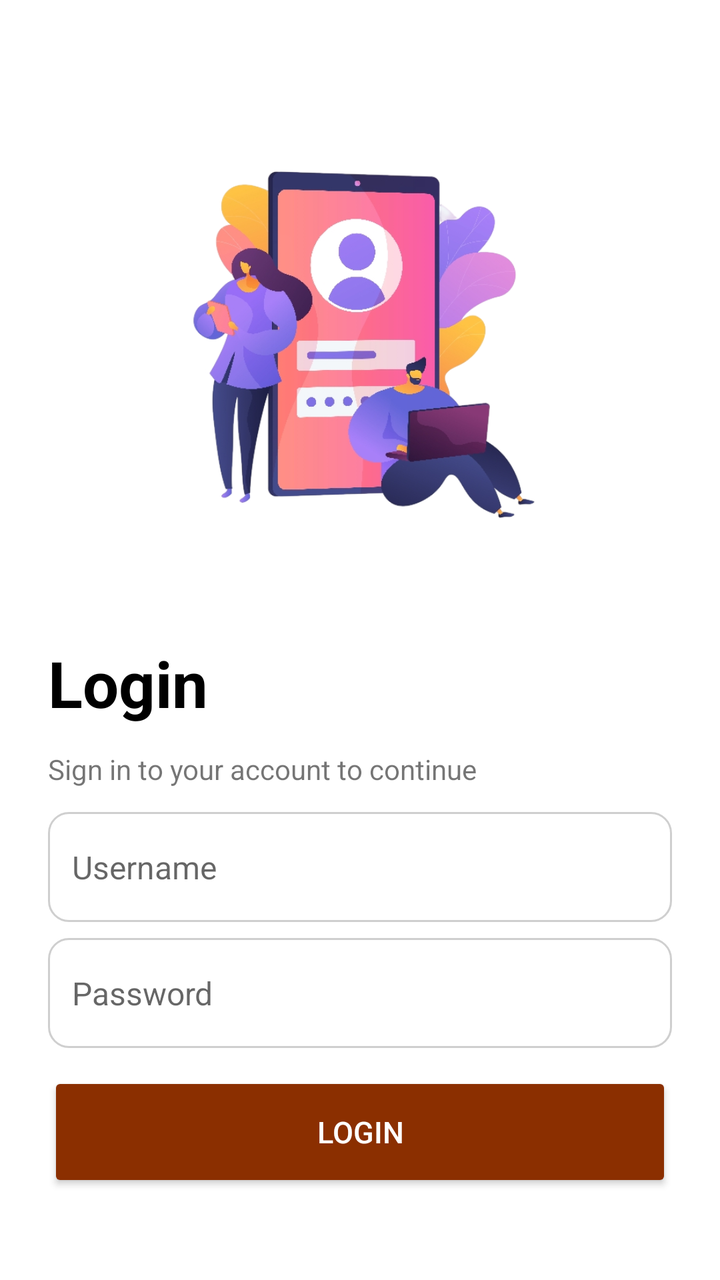
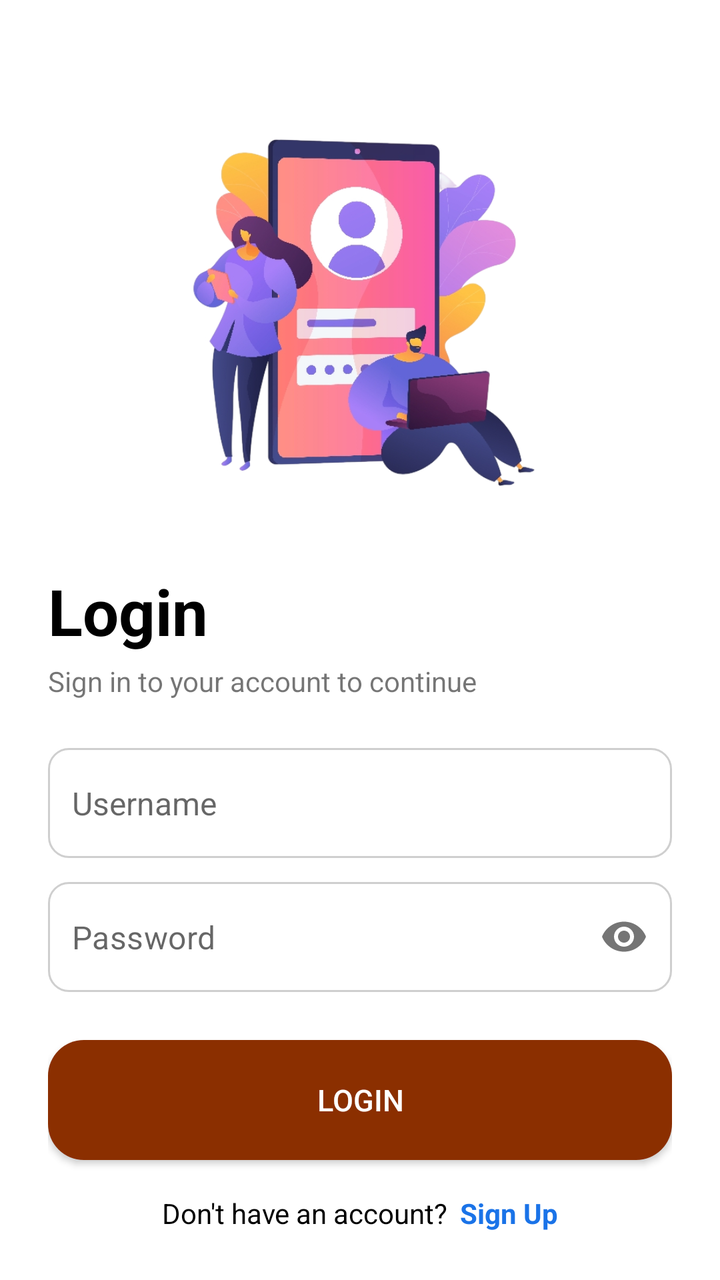

Compare the two renders of this Android layout. The source of the first and the diff that turns it into the second are given below.
<!-- AndroidManifest.xml: application theme Theme.Namatara -->
<!-- res/layout/activity_login.xml -->
<?xml version="1.0" encoding="utf-8"?>
<androidx.constraintlayout.widget.ConstraintLayout
    xmlns:android="http://schemas.android.com/apk/res/android"
    xmlns:app="http://schemas.android.com/apk/res-auto"
    android:layout_width="match_parent"
    android:layout_height="match_parent"
    android:padding="24dp">

    <ImageView
        android:id="@+id/imgLogin"
        android:layout_width="220dp"
        android:layout_height="220dp"
        android:src="@drawable/ic_login"
        android:contentDescription="illustration"
        app:layout_constraintTop_toTopOf="parent"
        app:layout_constraintStart_toStartOf="parent"
        app:layout_constraintEnd_toEndOf="parent"
        android:layout_marginTop="40dp" />

    <TextView
        android:id="@+id/txtTitle"
        android:layout_width="wrap_content"
        android:layout_height="wrap_content"
        android:layout_marginTop="36dp"
        android:textColor="@color/black"
        android:text="Login"
        android:textSize="32sp"
        android:textStyle="bold"
        app:layout_constraintEnd_toEndOf="parent"
        app:layout_constraintHorizontal_bias="0.0"
        app:layout_constraintStart_toStartOf="parent"
        app:layout_constraintTop_toBottomOf="@id/imgLogin" />

    <TextView
        android:id="@+id/txtSubtitle"
        android:layout_width="wrap_content"
        android:layout_height="wrap_content"
        android:layout_marginTop="12dp"
        android:text="Sign in to your account to continue"
        android:textSize="14sp"
        app:layout_constraintEnd_toEndOf="parent"
        app:layout_constraintHorizontal_bias="0.0"
        app:layout_constraintStart_toStartOf="parent"
        app:layout_constraintTop_toBottomOf="@id/txtTitle" />

    <EditText
        android:id="@+id/edtUsername"
        android:layout_width="0dp"
        android:layout_height="55dp"
        android:layout_marginTop="12dp"
        android:background="@drawable/bg_edittext"
        android:hint="Username"
        android:padding="12dp"
        android:textSize="16sp"
        app:layout_constraintEnd_toEndOf="parent"
        app:layout_constraintHorizontal_bias="0.0"
        app:layout_constraintStart_toStartOf="parent"
        app:layout_constraintTop_toBottomOf="@id/txtSubtitle" />

    <EditText
        android:id="@+id/edtPassword"
        android:layout_width="0dp"
        android:layout_height="55dp"
        android:layout_marginTop="8dp"
        android:background="@drawable/bg_edittext"
        android:hint="Password"
        android:inputType="textPassword"
        android:padding="12dp"
        android:textSize="16sp"
        app:layout_constraintEnd_toEndOf="parent"
        app:layout_constraintHorizontal_bias="0.0"
        app:layout_constraintStart_toStartOf="parent"
        app:layout_constraintTop_toBottomOf="@id/edtUsername" />

    <Button
        android:id="@+id/btnLogin"
        android:layout_width="0dp"
        android:layout_height="60dp"
        android:layout_marginTop="12dp"
        android:backgroundTint="#8B2F00"
        android:text="Login"
        android:textColor="@android:color/white"
        android:textSize="15sp"
        app:layout_constraintEnd_toEndOf="parent"
        app:layout_constraintHorizontal_bias="0.0"
        app:layout_constraintStart_toStartOf="parent"
        app:layout_constraintTop_toBottomOf="@id/edtPassword" />

    <TextView
        android:id="@+id/txtSignUp"
        android:layout_width="wrap_content"
        android:layout_height="wrap_content"
        android:text="Don't have an Account?  /Sign Up"
        android:textSize="14sp"
        android:layout_marginTop="24dp"
        app:layout_constraintTop_toBottomOf="@id/btnLogin"
        app:layout_constraintStart_toStartOf="parent"
        app:layout_constraintEnd_toEndOf="parent"/>

</androidx.constraintlayout.widget.ConstraintLayout>
<!-- resources referenced by this layout -->
<resources>
  <color name="black">#FF000000</color>
  <!-- drawable bg_edittext (drawable) -->
  <?xml version="1.0" encoding="utf-8"?>
  <shape xmlns:android="http://schemas.android.com/apk/res/android">
      <solid android:color="#FFFFFF"/>
      <stroke android:width="1dp" android:color="#CFCFCF"/>
      <corners android:radius="10dp"/>
      <padding
          android:left="12dp"
          android:top="12dp"
          android:right="12dp"
          android:bottom="12dp"/>
  </shape>
  <!-- drawable ic_login: png bitmap (drawable, 164703 bytes) -->
  <style name="Theme.Namatara" parent="Theme.MaterialComponents.DayNight.DarkActionBar">
          
          <item name="colorPrimary">@color/purple_500</item>
          <item name="colorPrimaryVariant">@color/purple_700</item>
          <item name="colorOnPrimary">@color/white</item>
          
          <item name="colorSecondary">@color/teal_200</item>
          <item name="colorSecondaryVariant">@color/teal_700</item>
          <item name="colorOnSecondary">@color/black</item>
          
          <item name="android:statusBarColor">?attr/colorPrimaryVariant</item>
          
      </style>
  <color name="purple_500">#FF6200EE</color>
  <color name="purple_700">#FF3700B3</color>
  <color name="white">#FFFFFFFF</color>
  <color name="teal_200">#FF03DAC5</color>
  <color name="teal_700">#FF018786</color>
</resources>

<!-- the commit's change to res/layout/activity_login.xml (unified diff, before → after) -->
@@ -2,6 +2,7 @@
 <androidx.constraintlayout.widget.ConstraintLayout
     xmlns:android="http://schemas.android.com/apk/res/android"
     xmlns:app="http://schemas.android.com/apk/res-auto"
+    xmlns:tools="http://schemas.android.com/tools"
     android:layout_width="match_parent"
     android:layout_height="match_parent"
     android:padding="24dp">
@@ -10,91 +11,118 @@
         android:id="@+id/imgLogin"
         android:layout_width="220dp"
         android:layout_height="220dp"
+        android:layout_marginTop="24dp"
         android:src="@drawable/ic_login"
-        android:contentDescription="illustration"
         app:layout_constraintTop_toTopOf="parent"
         app:layout_constraintStart_toStartOf="parent"
-        app:layout_constraintEnd_toEndOf="parent"
-        android:layout_marginTop="40dp" />
+        app:layout_constraintEnd_toEndOf="parent" />
 
     <TextView
         android:id="@+id/txtTitle"
         android:layout_width="wrap_content"
         android:layout_height="wrap_content"
-        android:layout_marginTop="36dp"
+        android:layout_marginTop="16dp"
+        android:text="Login"
         android:textColor="@color/black"
-        android:text="Login"
         android:textSize="32sp"
         android:textStyle="bold"
-        app:layout_constraintEnd_toEndOf="parent"
-        app:layout_constraintHorizontal_bias="0.0"
-        app:layout_constraintStart_toStartOf="parent"
-        app:layout_constraintTop_toBottomOf="@id/imgLogin" />
+        app:layout_constraintTop_toBottomOf="@id/imgLogin"
+        app:layout_constraintStart_toStartOf="parent" />
 
     <TextView
         android:id="@+id/txtSubtitle"
         android:layout_width="wrap_content"
         android:layout_height="wrap_content"
-        android:layout_marginTop="12dp"
+        android:layout_marginTop="4dp"
         android:text="Sign in to your account to continue"
         android:textSize="14sp"
-        app:layout_constraintEnd_toEndOf="parent"
-        app:layout_constraintHorizontal_bias="0.0"
-        app:layout_constraintStart_toStartOf="parent"
-        app:layout_constraintTop_toBottomOf="@id/txtTitle" />
+        app:layout_constraintTop_toBottomOf="@id/txtTitle"
+        app:layout_constraintStart_toStartOf="parent" />
 
     <EditText
         android:id="@+id/edtUsername"
         android:layout_width="0dp"
         android:layout_height="55dp"
-        android:layout_marginTop="12dp"
+        android:layout_marginTop="24dp"
         android:background="@drawable/bg_edittext"
         android:hint="Username"
         android:padding="12dp"
         android:textSize="16sp"
-        app:layout_constraintEnd_toEndOf="parent"
-        app:layout_constraintHorizontal_bias="0.0"
+        android:importantForAutofill="no"
+        android:inputType="text"
+        app:layout_constraintTop_toBottomOf="@id/txtSubtitle"
         app:layout_constraintStart_toStartOf="parent"
-        app:layout_constraintTop_toBottomOf="@id/txtSubtitle" />
+        app:layout_constraintEnd_toEndOf="parent" />
 
-    <EditText
-        android:id="@+id/edtPassword"
+    <com.google.android.material.textfield.TextInputLayout
+        android:id="@+id/layoutPassword"
         android:layout_width="0dp"
-        android:layout_height="55dp"
-        android:layout_marginTop="8dp"
-        android:background="@drawable/bg_edittext"
-        android:hint="Password"
-        android:inputType="textPassword"
-        android:padding="12dp"
-        android:textSize="16sp"
-        app:layout_constraintEnd_toEndOf="parent"
-        app:layout_constraintHorizontal_bias="0.0"
+        android:layout_height="wrap_content"
+        android:layout_marginTop="12dp"
+
+        app:hintEnabled="false"
+        app:passwordToggleEnabled="true"
+        app:boxBackgroundMode="none"
+
+        app:layout_constraintTop_toBottomOf="@id/edtUsername"
         app:layout_constraintStart_toStartOf="parent"
-        app:layout_constraintTop_toBottomOf="@id/edtUsername" />
+        app:layout_constraintEnd_toEndOf="parent">
+
+        <EditText
+            android:id="@+id/edtPassword"
+            android:layout_width="match_parent"
+            android:layout_height="55dp"
+            android:background="@drawable/bg_edittext"
+            android:hint="Password"
+            android:inputType="textPassword"
+            android:padding="12dp"
+            android:textSize="16sp"
+            android:importantForAutofill="no"
+            tools:ignore="LabelFor" />
+
+    </com.google.android.material.textfield.TextInputLayout>
 
     <Button
         android:id="@+id/btnLogin"
         android:layout_width="0dp"
         android:layout_height="60dp"
-        android:layout_marginTop="12dp"
-        android:backgroundTint="#8B2F00"
+        android:layout_marginTop="24dp"
+        android:background="@drawable/bg_buttonlogin"
         android:text="Login"
         android:textColor="@android:color/white"
         android:textSize="15sp"
-        app:layout_constraintEnd_toEndOf="parent"
-        app:layout_constraintHorizontal_bias="0.0"
+        app:layout_constraintTop_toBottomOf="@id/layoutPassword"
         app:layout_constraintStart_toStartOf="parent"
-        app:layout_constraintTop_toBottomOf="@id/edtPassword" />
+        app:layout_constraintEnd_toEndOf="parent" />
 
-    <TextView
-        android:id="@+id/txtSignUp"
+    <LinearLayout
         android:layout_width="wrap_content"
         android:layout_height="wrap_content"
-        android:text="Don't have an Account?  /Sign Up"
-        android:textSize="14sp"
-        android:layout_marginTop="24dp"
+        android:orientation="horizontal"
+        android:paddingTop="16dp"
+        app:layout_constraintBottom_toBottomOf="parent"
+        app:layout_constraintEnd_toEndOf="parent"
+        app:layout_constraintStart_toStartOf="parent"
         app:layout_constraintTop_toBottomOf="@id/btnLogin"
-        app:layout_constraintStart_toStartOf="parent"
-        app:layout_constraintEnd_toEndOf="parent"/>
+        app:layout_constraintVertical_bias="1.0">
+
+        <TextView
+            android:layout_width="wrap_content"
+            android:layout_height="wrap_content"
+            android:text="Don't have an account?"
+            android:textColor="@color/black" />
+
+        <TextView
+            android:id="@+id/btnSignup"
+            android:layout_width="wrap_content"
+            android:layout_height="wrap_content"
+            android:layout_marginStart="6dp"
+            android:clickable="true"
+            android:focusable="true"
+            android:text="Sign Up"
+            android:textColor="?attr/colorSecondary"
+            android:textStyle="bold" />
+
+    </LinearLayout>
 
 </androidx.constraintlayout.widget.ConstraintLayout>
<!-- resource entries referenced after the edit -->
@@ -1,6 +1,12 @@
 <!-- resources referenced by this layout -->
 <resources>
   <color name="black">#FF000000</color>
+  <!-- drawable bg_buttonlogin (drawable) -->
+  <?xml version="1.0" encoding="utf-8"?>
+  <shape xmlns:android="http://schemas.android.com/apk/res/android">
+      <solid android:color="#8B2F00"/>
+      <corners android:radius="18dp"/>
+  </shape>
   <!-- drawable bg_edittext (drawable) -->
   <?xml version="1.0" encoding="utf-8"?>
   <shape xmlns:android="http://schemas.android.com/apk/res/android">
@@ -14,23 +20,22 @@
           android:bottom="12dp"/>
   </shape>
   <!-- drawable ic_login: png bitmap (drawable, 164703 bytes) -->
-  <style name="Theme.Namatara" parent="Theme.MaterialComponents.DayNight.DarkActionBar">
+  <style name="Theme.Namatara" parent="Theme.MaterialComponents.Light.DarkActionBar">
+  
           
-          <item name="colorPrimary">@color/purple_500</item>
-          <item name="colorPrimaryVariant">@color/purple_700</item>
-          <item name="colorOnPrimary">@color/white</item>
+          <item name="colorPrimary">#8B2F00</item>
+          <item name="colorPrimaryVariant">#6F2400</item>
+          <item name="colorOnPrimary">#FFFFFF</item>
+  
           
-          <item name="colorSecondary">@color/teal_200</item>
-          <item name="colorSecondaryVariant">@color/teal_700</item>
-          <item name="colorOnSecondary">@color/black</item>
+          <item name="colorSecondary">#1A73E8</item>
+          <item name="colorOnSecondary">#FFFFFF</item>
+  
           
-          <item name="android:statusBarColor">?attr/colorPrimaryVariant</item>
+          <item name="android:windowBackground">#FFFFFF</item>
+  
           
+          <item name="android:statusBarColor">#6F2400</item>
       </style>
-  <color name="purple_500">#FF6200EE</color>
-  <color name="purple_700">#FF3700B3</color>
-  <color name="white">#FFFFFFFF</color>
-  <color name="teal_200">#FF03DAC5</color>
-  <color name="teal_700">#FF018786</color>
 </resources>
 
